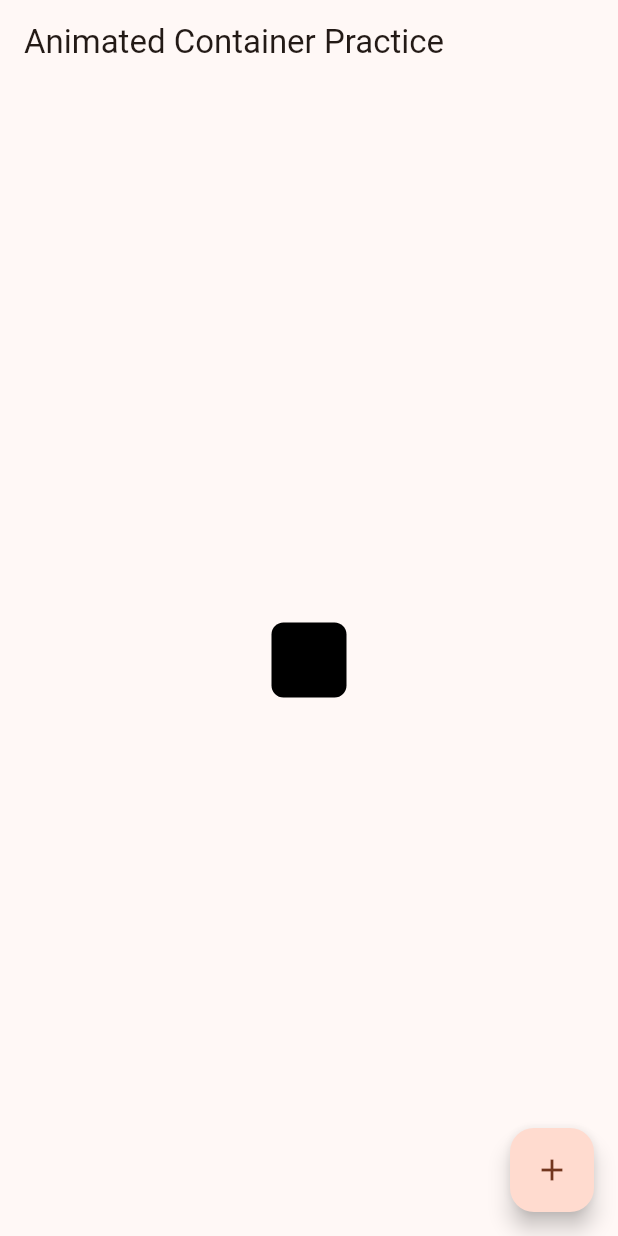
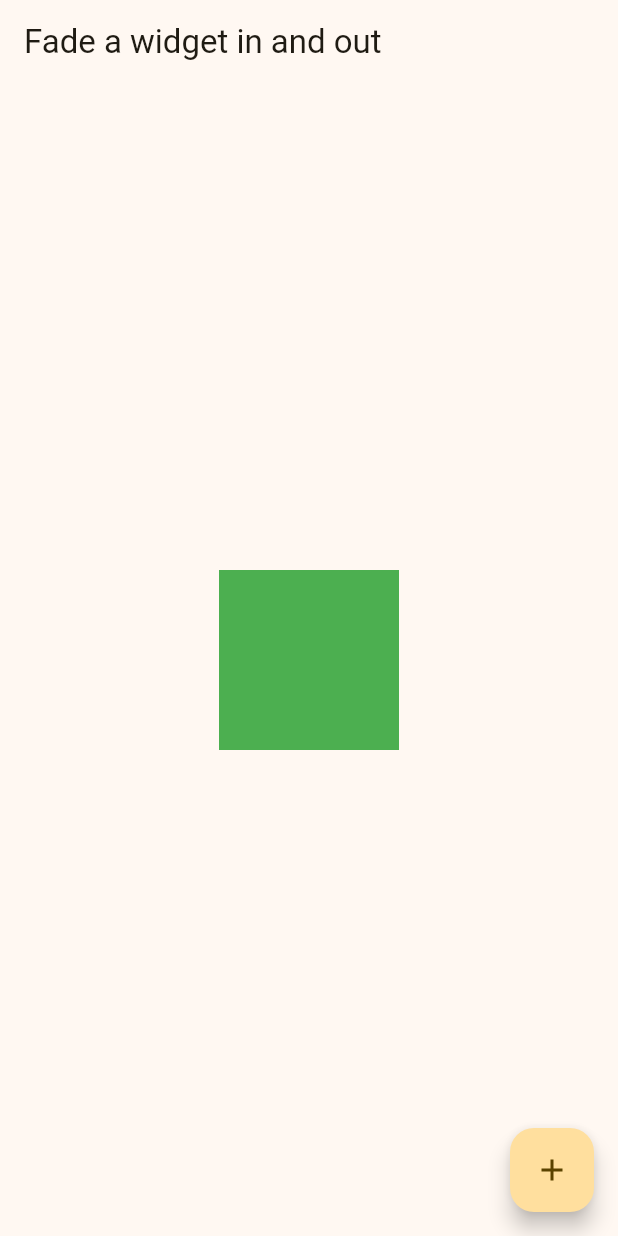
Before and after one commit to Igothics/Practice_Flutter_UI, a Flutter app: the screen it shows after launch, on a phone screen of 412 x 824 dp. Run offline on Flutter 3.47's test engine with Material 2 defaults, Android fonts, the phone set to English and light mode, and no system bars; our stand-ins replace flutter_hooks, hooks_riverpod.

Commit message:
Fade a widget in and out

```diff
--- a/lib/main.dart
+++ b/lib/main.dart
@@ -1,54 +1,49 @@
-import 'package:dynamic_color/dynamic_color.dart';
 import 'package:flutter/material.dart';
+import 'package:flutter_hooks/flutter_hooks.dart';
 import 'package:hooks_riverpod/hooks_riverpod.dart';
-import 'package:practice_flutter_ui/animated_params_notifier.dart';
-import 'package:practice_flutter_ui/models/animated_params.dart';
 
 void main() {
   runApp(const ProviderScope(child: MyApp()));
 }
 
-final animatedParamsNotifierProvider =
-    StateNotifierProvider<AnimatedParamsNotifier, AnimatedParams>(
-        (ref) => AnimatedParamsNotifier());
+final visibleStateProvider = StateProvider((ref) => true);
+final opacityProvider = Provider((ref) => ref.watch(visibleStateProvider) ? 1.0 : 0.0);
 
 class MyApp extends HookConsumerWidget {
   const MyApp({Key? key}) : super(key: key);
 
   @override
   Widget build(BuildContext context, WidgetRef ref) {
-    final params = ref.watch(animatedParamsNotifierProvider);
-    final controller = ref.watch(animatedParamsNotifierProvider.notifier);
+    final visible = ref.watch(visibleStateProvider);
+    final opacityState = ref.watch(opacityProvider);
+    final animationController = useAnimationController(duration: const Duration(seconds: 1));
+
+    void toggleButton() {
+      ref.read(visibleStateProvider.notifier).update((state) => !state);
+      visible ? animationController.forward() : animationController.reverse();
+    }
 
     return MaterialApp(
-      title: "Animate the properties of a container",
+      title: "Animation Practice : Fade a widget in and out",
       theme: ThemeData(
-        colorScheme: ColorScheme.fromSeed(
-          seedColor: Colors.brown,
-          brightness: Brightness.light,
-        ).harmonized(),
-        useMaterial3: true,
+          colorScheme: ColorScheme.fromSeed(
+            seedColor: Colors.amber, brightness: Brightness.light,),
+          useMaterial3: true,
       ),
       home: Scaffold(
-        appBar: AppBar(
-          title: const Text(
-            "Animated Container Practice",
-          ),
+        appBar: AppBar(title: const Text("Fade a widget in and out",),),
+        body: Center(child: AnimatedOpacity(
+          opacity: opacityState,
+          duration: const Duration(seconds: 1),
+          child: Container(width: 120, height: 120, color: Colors.green,),
         ),
-        body: Center(
-          child: AnimatedContainer(
-            duration: const Duration(seconds: 1),
-            width: params.width,
-            height: params.height,
-            decoration: BoxDecoration(
-                borderRadius: BorderRadius.circular(params.borderRadius),
-                color: controller.getColor()),
-            curve: Curves.ease,
-          ),
         ),
         floatingActionButton: FloatingActionButton(
-          onPressed: () => controller.randomChange(),
-          child: const Icon(Icons.add,),
+          onPressed: toggleButton,
+          child: AnimatedIcon(
+              icon: AnimatedIcons.add_event,
+              progress: animationController,
+          ),
         ),
       ),
     );
```
Also changed, not shown: lib/animated_params_notifier.dart (deleted, +0 -24 lines), lib/models/animated_params.dart (deleted, +0 -18 lines), lib/models/animated_params.freezed.dart (deleted), lib/models/animated_params.g.dart (deleted).
